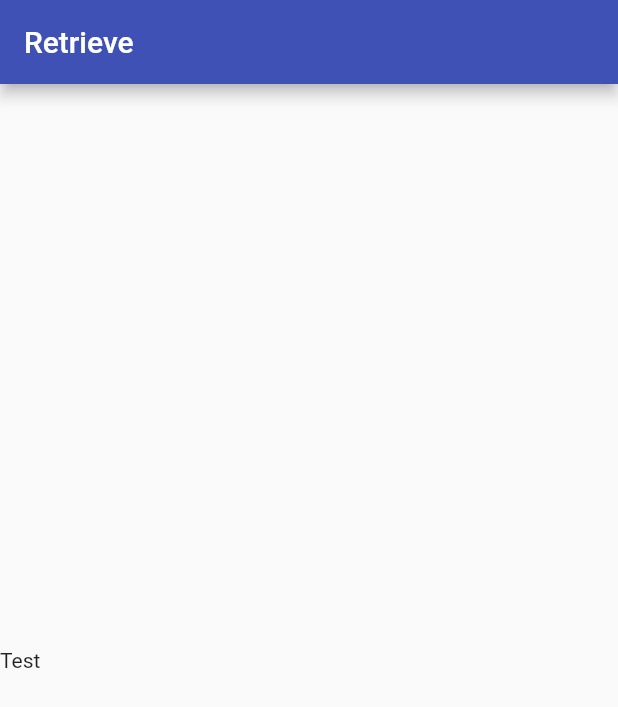
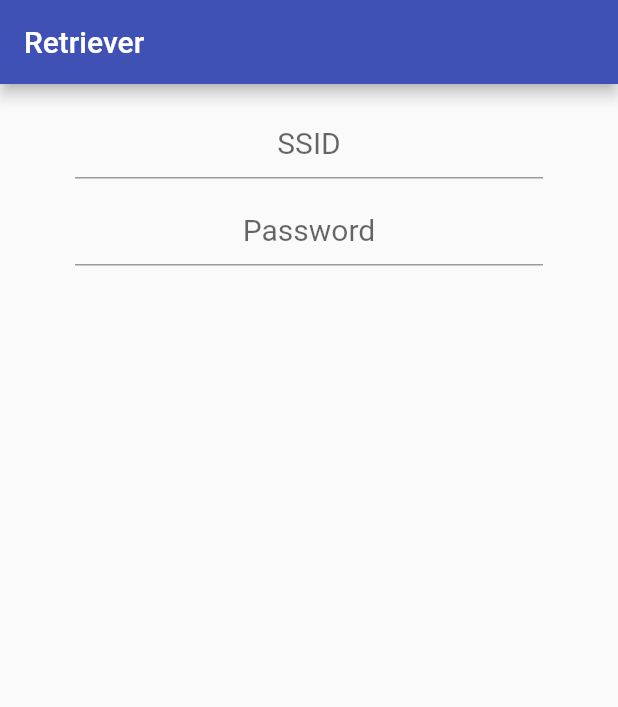
Before and after one commit to kai618/retriever, a Flutter app: the screen it shows after launch, on a phone screen of 412 x 824 dp. Shown: the top 707 px of the screen. Run offline on Flutter 3.47's test engine with Material 2 defaults, Android fonts, the phone set to English and light mode, and no system bars; our stand-ins replace flutter_spinkit.

Commit message:
added server class

```diff
--- a/lib/main.dart
+++ b/lib/main.dart
@@ -1,6 +1,11 @@
 import 'package:flutter/material.dart';
+import 'package:flutter/services.dart';
+import 'package:flutter_spinkit/flutter_spinkit.dart';
+
+import 'server.dart';
 
 void main() {
+  SystemChrome.setPreferredOrientations([DeviceOrientation.portraitUp]);
   runApp(MyApp());
 }
 
@@ -9,23 +14,124 @@ class MyApp extends StatelessWidget {
   Widget build(BuildContext context) {
     return MaterialApp(
       title: 'Retriever',
-      theme: ThemeData(primarySwatch: Colors.indigo),
+      theme: ThemeData(primarySwatch: Colors.indigo, buttonColor: Colors.indigo),
       home: HomePage(),
     );
   }
 }
 
-class HomePage extends StatelessWidget {
+class HomePage extends StatefulWidget {
+  @override
+  _HomePageState createState() => _HomePageState();
+}
+
+class _HomePageState extends State<HomePage> {
+  bool isValid = false;
+
+  TextEditingController ssidController;
+  TextEditingController pwController;
+
+  Server server = Server();
+
+  @override
+  void initState() {
+    pwController = TextEditingController();
+    ssidController = TextEditingController()
+      ..addListener(() {
+        if (ssidController.text.isEmpty)
+          setState(() => isValid = false);
+        else
+          setState(() => isValid = true);
+      });
+
+    super.initState();
+  }
+
+  @override
+  void dispose() {
+    super.dispose();
+  }
+
+  void startServer() {
+    server.start(ssidController.text, pwController.text, () {
+      setState(() {});
+    });
+  }
+
+  void closeServer() {
+    server.close(() {
+      setState(() {});
+    });
+  }
+
   @override
   Widget build(BuildContext context) {
+    final height = MediaQuery.of(context).size.height -
+        buildAppBar().preferredSize.height -
+        MediaQuery.of(context).padding.top;
+
     return Scaffold(
-      appBar: AppBar(title: Text('Retrieve')),
-      body: Column(
-        mainAxisAlignment: MainAxisAlignment.center,
-        children: <Widget>[
-          Text('Test'),
-        ],
+      appBar: buildAppBar(),
+      body: SingleChildScrollView(
+        child: Padding(
+          padding: const EdgeInsets.all(10),
+          child: Center(
+            child: Column(
+              mainAxisAlignment: MainAxisAlignment.spaceBetween,
+              children: <Widget>[
+                Column(
+                  children: <Widget>[
+                    buildTextField(ssidController, 'SSID'),
+                    buildTextField(pwController, 'Password'),
+                  ],
+                ),
+                const SizedBox(height: 20),
+                buildButton(isValid),
+                const SizedBox(height: 20),
+                buildPulseArea(height * 0.5),
+              ],
+            ),
+          ),
+        ),
       ),
     );
   }
+
+  AppBar buildAppBar() {
+    return AppBar(title: Text('Retriever'));
+  }
+
+  Widget buildTextField(TextEditingController controller, String hint) {
+    return Padding(
+      padding: const EdgeInsets.symmetric(horizontal: 40, vertical: 5),
+      child: TextField(
+        controller: controller,
+        readOnly: server.isOn,
+        textAlign: TextAlign.center,
+        style: TextStyle(fontSize: 20),
+        decoration: InputDecoration(hintText: hint),
+      ),
+    );
+  }
+
+  Widget buildButton(bool visible) {
+    return Visibility(
+      visible: visible,
+      child: RaisedButton(
+        elevation: 5,
+        onPressed: server.isOn ? closeServer : startServer,
+        child: Text(
+          server.isOn ? 'OFF' : 'ON',
+          style: TextStyle(color: Colors.white, fontSize: 20),
+        ),
+      ),
+    );
+  }
+
+  Widget buildPulseArea(double height) {
+    return Visibility(
+      visible: server.isOn,
+      child: SpinKitRipple(size: height, color: Colors.indigo),
+    );
+  }
 }
--- /dev/null
+++ b/lib/server.dart
@@ -0,0 +1,42 @@
+import 'dart:io';
+
+class Server {
+  HttpServer _server;
+  bool isOn = false;
+
+  void start(String ssid, String pw, Function callback) async {
+    _server = await HttpServer.bind('192.168.43.1', 8080);
+    print('Server running at: ${_server.address.address}:${_server.port}');
+    isOn = true;
+    callback();
+
+    await for (HttpRequest req in _server) {
+      print('requested ${req.uri.toString()} from ${req.connectionInfo.remoteAddress.address}');
+      _serveRequest(ssid, pw, req);
+    }
+  }
+
+  void _serveRequest(String ssid, String pw, HttpRequest req) async {
+    switch (req.uri.toString()) {
+      case '/ssid':
+        req.response.write(ssid);
+        print('responsed $ssid');
+        break;
+      case '/password':
+        req.response.write(pw);
+//        print('responsed ' + pw);
+        break;
+      default:
+        req.response.write('Not found');
+//        print('responsed Not found');
+    }
+    req.response.close();
+  }
+
+  void close(Function callback) async {
+    await _server.close();
+    print('Server closed');
+    isOn = false;
+    callback();
+  }
+}
--- a/pubspec.yaml
+++ b/pubspec.yaml
@@ -14,12 +14,13 @@ description: A new Flutter application.
 version: 1.0.0+1
 
 environment:
-  sdk: ">=2.1.0 <3.0.0"
+  sdk: ">=2.3.0 <3.0.0"
 
 dependencies:
   flutter:
     sdk: flutter
   http_server: ^0.9.8+3
+  flutter_spinkit: ^4.0.0
 
   # The following adds the Cupertino Icons font to your application.
   # Use with the CupertinoIcons class for iOS style icons.
```
Also changed, not shown: pubspec.lock.
